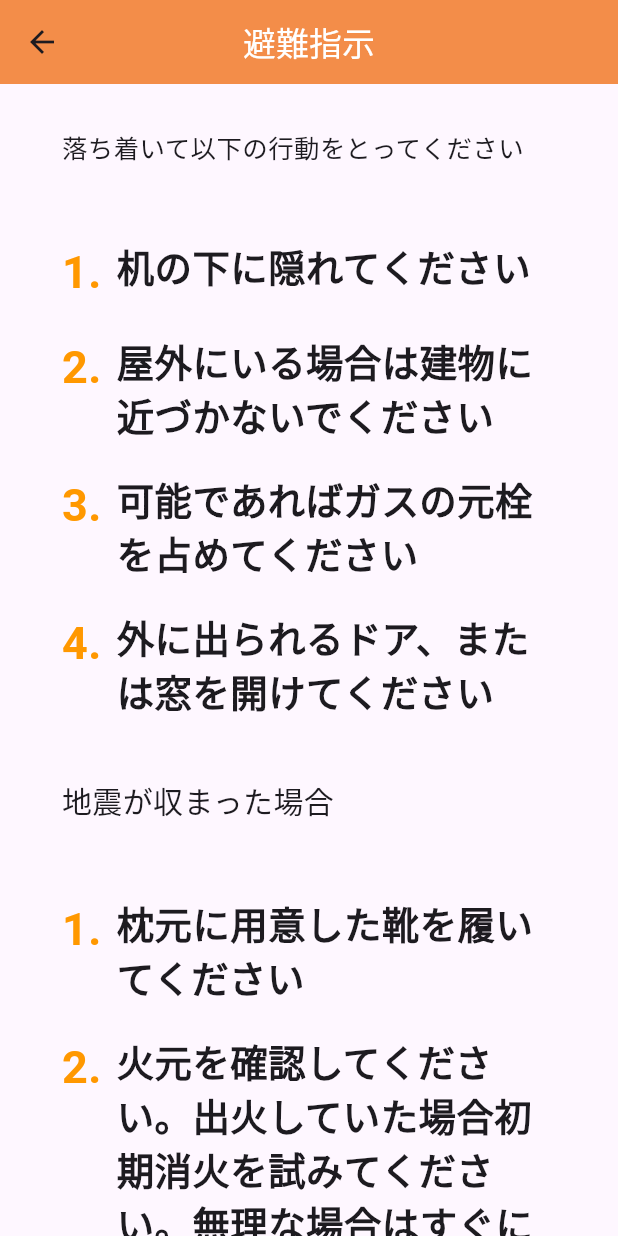
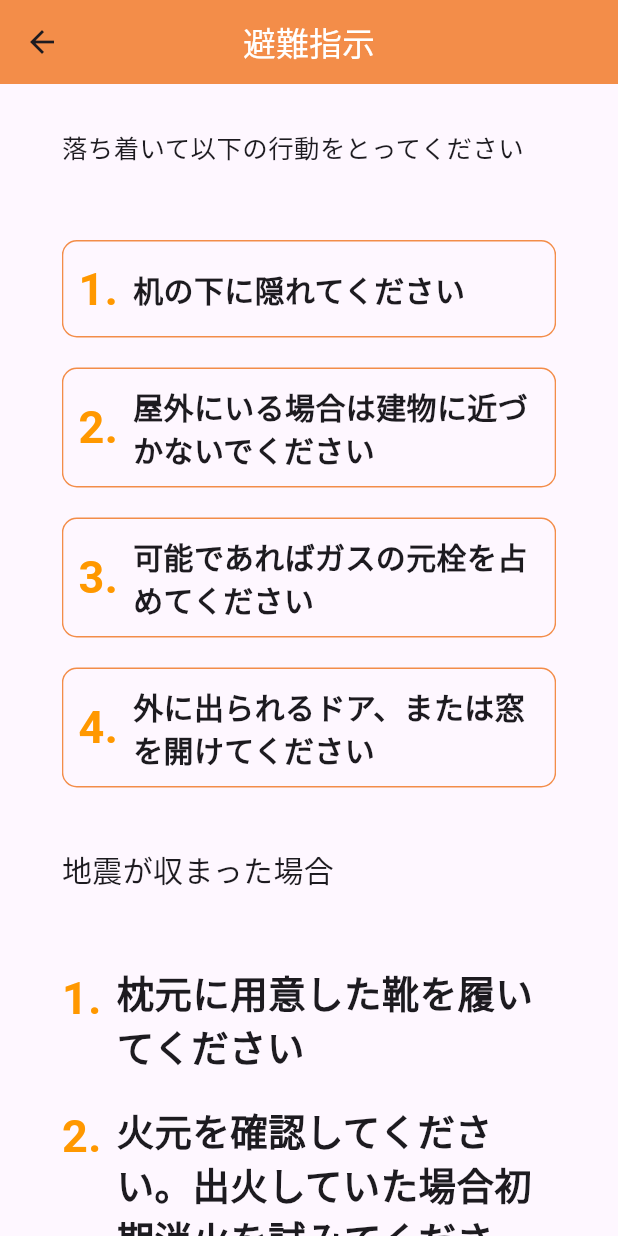
Before and after one commit to raisu3141/home_escape, a Flutter app: the EscapePage screen opened directly, on a phone screen of 412 x 824 dp. Run offline on Flutter 3.47's test engine with Material 3 defaults, Android fonts, the phone set to English and light mode, and no system bars; our stand-ins replace flutter_hooks, flutter_riverpod; Roboto replaces fonts that are missing (dotGothic16).

Commit message:
boder付けた

```diff
--- a/lib/pages/escape_page.dart
+++ b/lib/pages/escape_page.dart
@@ -1,4 +1,5 @@
 import 'package:flutter/material.dart';
+import 'package:home_escape/constant/constant.dart';
 
 class EscapePage extends StatelessWidget {
   const EscapePage({super.key});
@@ -50,8 +51,15 @@ class EscapePage extends StatelessWidget {
 
               return Padding(
                 padding: const EdgeInsets.symmetric(vertical: 10),
+                child: Container(
+                  padding: EdgeInsets.all(10.0),
+                  // margin: EdgeInsets.all(20),
+                  decoration: BoxDecoration(
+                    border: Border.all(color: Color(Constant.mainColor)),
+                    borderRadius: BorderRadius.circular(10),
+                  ),
                   child: Row(
-                  crossAxisAlignment: CrossAxisAlignment.start,
+                    // crossAxisAlignment: CrossAxisAlignment.start,
                     children: [
                       Text(
                         '${index + 1}.',
@@ -66,12 +74,13 @@ class EscapePage extends StatelessWidget {
                         child: Text(
                           instruction, // リスト内の指示を表示
                           style: const TextStyle(
-                          fontSize: 25,
+                            fontSize: 20,
                             fontWeight: FontWeight.bold,
                           ),
                         ),
                       ),
                     ],
+                  ),
                 ),
               );
             }),
```
Lines whose indentation alone changed are shown as unchanged.
